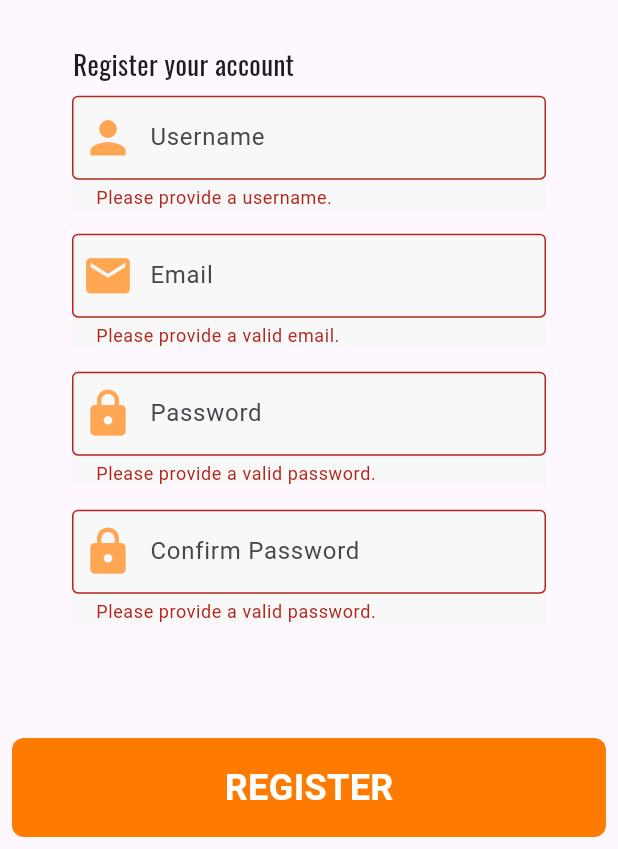
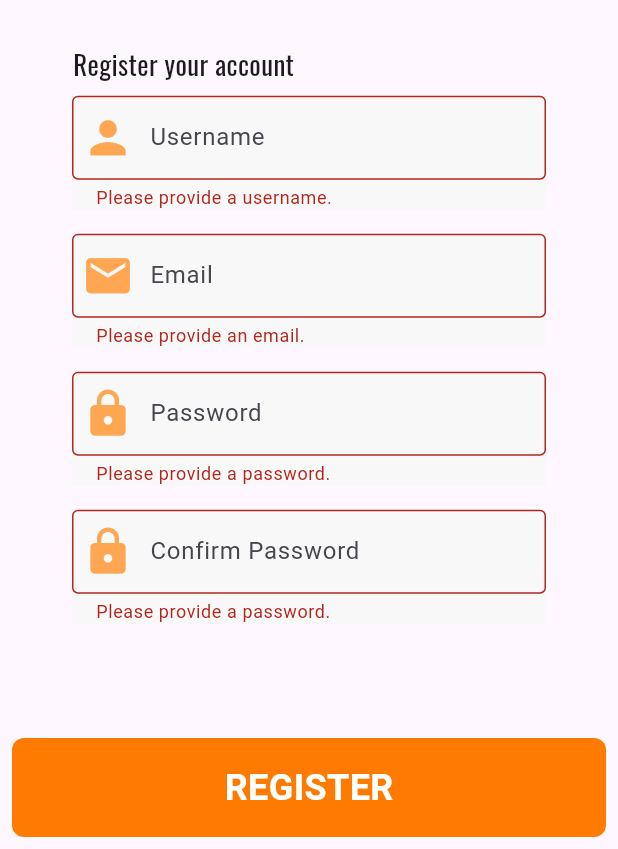
Before and after one commit to G-J-L/diction_dash, a Flutter app: the RegistrationScreen screen opened directly, after a tap on "REGISTER", on a phone screen of 412 x 824 dp, the part 387-1236 px from its top. Run offline on Flutter 3.47's test engine with Material 3 defaults, Android fonts, the phone set to English and light mode, and no system bars; our stand-ins replace cloud_firestore, confetti, firebase_auth, firebase_core, rflutter_alert; accounts and stored records are empty.

Commit message:
Added input validation for the login and registration page

```diff
--- a/lib/screens/authenticate/auth_manager.dart
+++ b/lib/screens/authenticate/auth_manager.dart
@@ -1,5 +1,6 @@
 import 'package:diction_dash/screens/authenticate/welcome_screen.dart';
 import 'package:diction_dash/screens/home_screen.dart';
+import 'package:diction_dash/services/firestore.dart';
 import 'package:flutter/material.dart';
 import 'package:firebase_auth/firebase_auth.dart';
 
--- a/lib/screens/authenticate/login_screen.dart
+++ b/lib/screens/authenticate/login_screen.dart
@@ -71,7 +71,9 @@ class _LoginScreenState extends State<LoginScreen> {
                             keyboardType: TextInputType.emailAddress,
                             validator: (value) {
                               if (value == null || value.isEmpty) {
-                                return 'Invalid email.';
+                                return 'Please provide an email.';
+                              } else if (!RegExp(r'[\w+]*@[\w.]*').hasMatch(value)) {
+                                return 'Please provide a valid email.';
                               }
                               return null;
                             },
--- a/lib/screens/authenticate/registration_screen.dart
+++ b/lib/screens/authenticate/registration_screen.dart
@@ -76,8 +76,10 @@ class _RegistrationScreenState extends State<RegistrationScreen> {
                             icon: Icons.person,
                             hintText: 'Username',
                             validator: (value) {
-                              if (value == null || value.isEmpty) {
+                              if (value == null || value.isEmpty || value.trim().isEmpty) {
                                 return 'Please provide a username.';
+                              } else if (value.length < 3) {
+                                return 'Please provide a longer username';
                               }
                               return null;
                             },
@@ -91,6 +93,8 @@ class _RegistrationScreenState extends State<RegistrationScreen> {
                             keyboardType: TextInputType.emailAddress,
                             validator: (value) {
                               if (value == null || value.isEmpty) {
+                                return 'Please provide an email.';
+                              } else if (!RegExp(r'[\w+]*@[\w.]*').hasMatch(value)) {
                                 return 'Please provide a valid email.';
                               }
                               return null;
@@ -105,7 +109,14 @@ class _RegistrationScreenState extends State<RegistrationScreen> {
                             obscureText: true,
                             validator: (value) {
                               if (value == null || value.isEmpty) {
-                                return 'Please provide a valid password.';
+                                return 'Please provide a password.';
+                              } else if (value.length < 8 || RegExp(r'^(?=.*?[A-Z])(?=.*?[a-z])(?=.*?[0-9])(?=.*?[!@#\$&*~]).{8,}$').hasMatch(value)) {
+                                return 'Please provide a valid password.\n'
+                                    '- Minimum 8 Characters\n'
+                                    '- Minimum 1 Upper case\n'
+                                    '- Minimum 1 Lowercase\n'
+                                    '- Minimum 1 Number\n'
+                                    '- Minimum 1 Special Character';
                               }
                               return null;
                             },
@@ -119,7 +130,14 @@ class _RegistrationScreenState extends State<RegistrationScreen> {
                             obscureText: true,
                             validator: (value) {
                               if (value == null || value.isEmpty) {
-                                return 'Please provide a valid password.';
+                                return 'Please provide a password.';
+                              } else if (value.length < 8 || RegExp(r'^(?=.*?[A-Z])(?=.*?[a-z])(?=.*?[0-9])(?=.*?[!@#\$&*~]).{8,}$').hasMatch(value)) {
+                                return 'Please provide a valid password.\n'
+                                    '- Minimum 8 Characters\n'
+                                    '- Minimum 1 Upper case\n'
+                                    '- Minimum 1 Lowercase\n'
+                                    '- Minimum 1 Number\n'
+                                    '- Minimum 1 Special Character';
                               }
                               return null;
                             },
@@ -139,6 +157,7 @@ class _RegistrationScreenState extends State<RegistrationScreen> {
               onPressed: () async {
                 if (_formGlobalKey.currentState!.validate()) {
                   _formGlobalKey.currentState!.save();
+
                   print(_username);
                   print(_email);
                   print(_password);
@@ -166,7 +185,6 @@ class _RegistrationScreenState extends State<RegistrationScreen> {
                       builder: (context) => const AuthManager(),
                     ),
                   );
-
                 }
               },
               child: const Center(
--- a/lib/services/firestore.dart
+++ b/lib/services/firestore.dart
@@ -49,6 +49,12 @@ class FirestoreService {
 
   }
 
+  // TODO: Create get username method
+  Future<String?> getUsername(String userID) async {
+    DocumentSnapshot<Object?> snapshot = await users.doc(userID).get();
+    print(snapshot.data());
+  }
+
   // TODO: Create update username method
 
   // TODO: Create select fluency method
```
Also changed, not shown: lib/screens/home_screen.dart (+4 -7 lines), lib/services/authentication.dart (+10 -0 lines).
